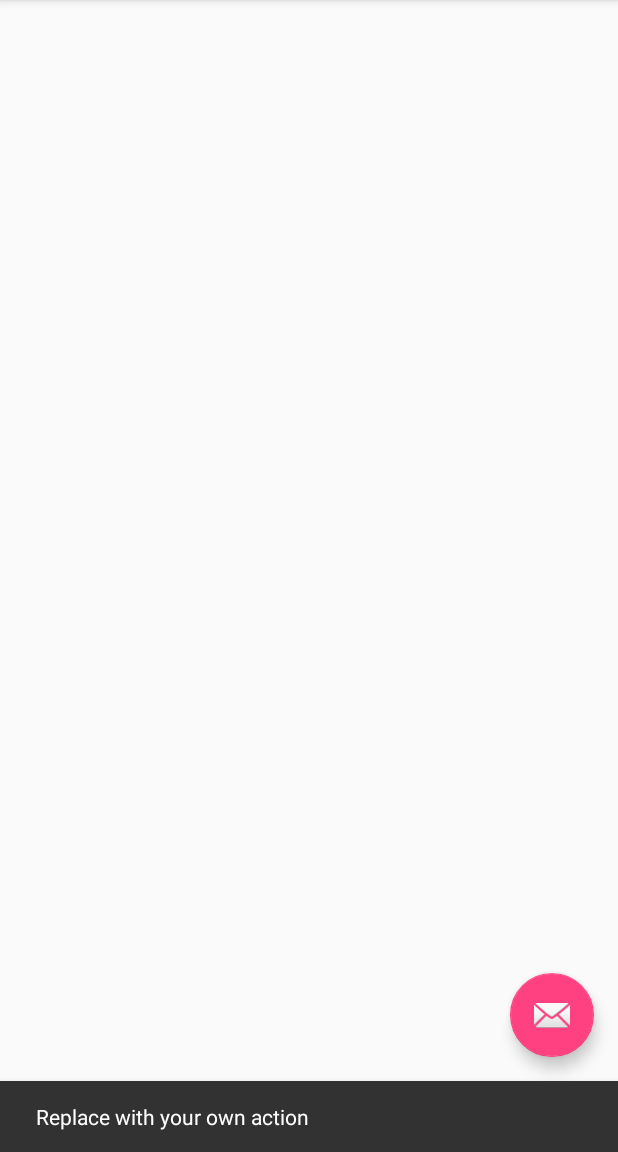
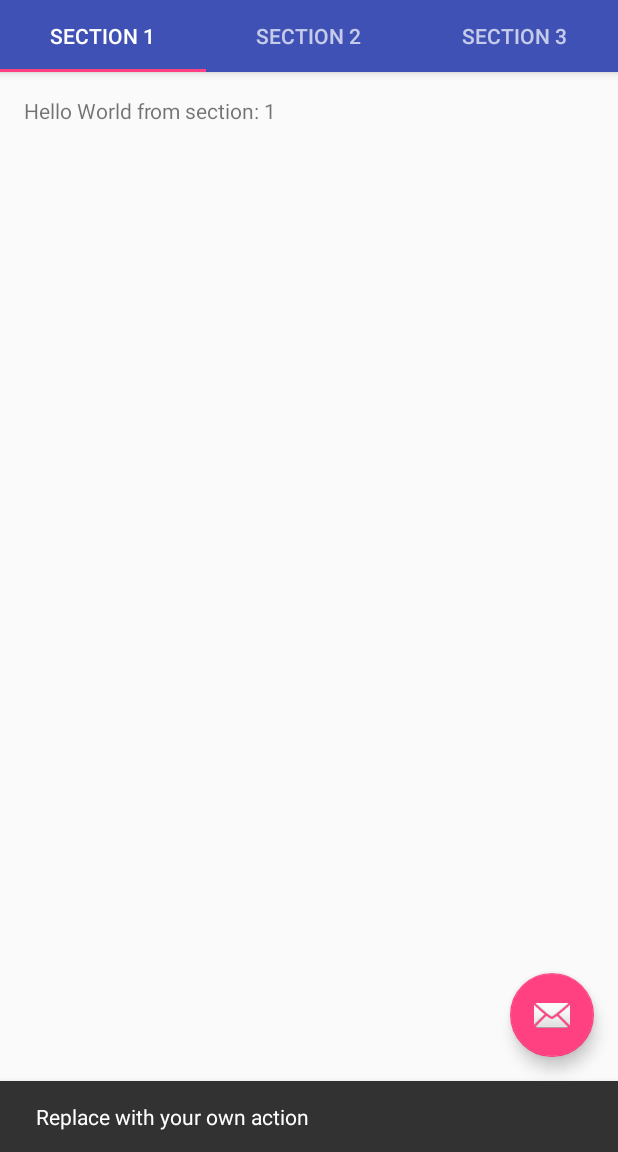
Before and after one commit to sticmac/CapSophia_SI3, an Android app: the screen it shows after launch (MainActivity), after a tap on an icon or button, on a phone screen of 412 x 824 dp, the part 84-1236 px from its top. Run offline under Robolectric (Android 15) with nearby library versions, the phone set to English and light mode, and no system bars.

Commit message:
Add tabs
Now the main views got basic tabs with a basic PlaceholderFragment saying "Hello World" for each tab.

```diff
--- a/app/src/main/java/fr/unice/polytech/si3/ihm/capsophia/MainActivity.java
+++ b/app/src/main/java/fr/unice/polytech/si3/ihm/capsophia/MainActivity.java
@@ -3,13 +3,32 @@ package fr.unice.polytech.si3.ihm.capsophia;
 import android.os.Bundle;
 import android.support.design.widget.FloatingActionButton;
 import android.support.design.widget.Snackbar;
+import android.support.design.widget.TabLayout;
+import android.support.v4.app.FragmentPagerAdapter;
+import android.support.v4.view.ViewPager;
 import android.support.v7.app.AppCompatActivity;
 import android.support.v7.widget.Toolbar;
 import android.view.View;
 import android.view.Menu;
 import android.view.MenuItem;
 
+import fr.unice.polytech.si3.ihm.capsophia.adapter.SectionsPagerAdapter;
+
 public class MainActivity extends AppCompatActivity {
+    /**
+     * The {@link android.support.v4.view.PagerAdapter} that will provide
+     * fragments for each of the sections. We use a
+     * {@link FragmentPagerAdapter} derivative, which will keep every
+     * loaded fragment in memory. If this becomes too memory intensive, it
+     * may be best to switch to a
+     * {@link android.support.v4.app.FragmentStatePagerAdapter}.
+     */
+    private SectionsPagerAdapter sectionsPagerAdapter;
+
+    /**
+     * The {@link ViewPager} that will host the section contents.
+     */
+    private ViewPager viewPager;
 
     @Override
     protected void onCreate(Bundle savedInstanceState) {
@@ -26,6 +45,18 @@ public class MainActivity extends AppCompatActivity {
                         .setAction("Action", null).show();
             }
         });
+
+        // Create the adapter that will return a fragment for each of the three
+        // primary sections of the activity.
+        sectionsPagerAdapter = new SectionsPagerAdapter(getSupportFragmentManager());
+
+        // Set up the ViewPager with the sections adapter.
+        viewPager = (ViewPager) findViewById(R.id.container);
+        viewPager.setAdapter(sectionsPagerAdapter);
+
+
+        TabLayout tabLayout = (TabLayout) findViewById(R.id.tabs);
+        tabLayout.setupWithViewPager(viewPager);
     }
 
     @Override
--- /dev/null
+++ b/app/src/main/java/fr/unice/polytech/si3/ihm/capsophia/adapter/SectionsPagerAdapter.java
@@ -0,0 +1,39 @@
+package fr.unice.polytech.si3.ihm.capsophia.adapter;
+
+import android.support.v4.app.Fragment;
+import android.support.v4.app.FragmentManager;
+import android.support.v4.app.FragmentPagerAdapter;
+
+import fr.unice.polytech.si3.ihm.capsophia.fragment.PlaceholderFragment;
+
+public class SectionsPagerAdapter extends FragmentPagerAdapter {
+    public SectionsPagerAdapter(FragmentManager fm) {
+            super(fm);
+        }
+
+        @Override
+        public Fragment getItem(int position) {
+            // getItem is called to instantiate the fragment for the given page.
+            // Return a PlaceholderFragment (defined as a static inner class below).
+            return PlaceholderFragment.newInstance(position + 1);
+        }
+
+        @Override
+        public int getCount() {
+            // Show 3 total pages.
+            return 3;
+        }
+
+        @Override
+        public CharSequence getPageTitle(int position) {
+            switch (position) {
+                case 0:
+                    return "SECTION 1";
+                case 1:
+                    return "SECTION 2";
+                case 2:
+                    return "SECTION 3";
+            }
+            return null;
+        }
+}
--- /dev/null
+++ b/app/src/main/java/fr/unice/polytech/si3/ihm/capsophia/fragment/PlaceholderFragment.java
@@ -0,0 +1,42 @@
+package fr.unice.polytech.si3.ihm.capsophia.fragment;
+
+import android.os.Bundle;
+import android.support.v4.app.Fragment;
+import android.view.LayoutInflater;
+import android.view.View;
+import android.view.ViewGroup;
+import android.widget.TextView;
+
+import fr.unice.polytech.si3.ihm.capsophia.R;
+
+public class PlaceholderFragment extends Fragment {
+    /**
+     * The fragment argument representing the section number for this
+     * fragment.
+     */
+    private static final String ARG_SECTION_NUMBER = "section_number";
+
+    public PlaceholderFragment() {
+    }
+
+    /**
+     * Returns a new instance of this fragment for the given section
+     * number.
+     */
+    public static PlaceholderFragment newInstance(int sectionNumber) {
+        PlaceholderFragment fragment = new PlaceholderFragment();
+        Bundle args = new Bundle();
+        args.putInt(ARG_SECTION_NUMBER, sectionNumber);
+        fragment.setArguments(args);
+        return fragment;
+    }
+
+    @Override
+    public View onCreateView(LayoutInflater inflater, ViewGroup container,
+                             Bundle savedInstanceState) {
+        View rootView = inflater.inflate(R.layout.fragment_main, container, false);
+        TextView textView = (TextView) rootView.findViewById(R.id.section_label);
+        textView.setText(getString(R.string.section_format, getArguments().getInt(ARG_SECTION_NUMBER)));
+        return rootView;
+    }
+}
--- a/app/src/main/res/layout/activity_main.xml
+++ b/app/src/main/res/layout/activity_main.xml
@@ -18,9 +18,15 @@
             android:background="?attr/colorPrimary"
             app:popupTheme="@style/AppTheme.PopupOverlay" />
 
+        <android.support.design.widget.TabLayout
+            android:id="@+id/tabs"
+            android:layout_width="match_parent"
+            android:layout_height="wrap_content" />
+
     </android.support.design.widget.AppBarLayout>
 
-    <include layout="@layout/content_main" />
+    <include layout="@layout/content_main"
+        android:id="@+id/container"/>
 
     <android.support.design.widget.FloatingActionButton
         android:id="@+id/fab"
--- a/app/src/main/res/layout/content_main.xml
+++ b/app/src/main/res/layout/content_main.xml
@@ -1,5 +1,5 @@
 <?xml version="1.0" encoding="utf-8"?>
-<android.support.constraint.ConstraintLayout xmlns:android="http://schemas.android.com/apk/res/android"
+<android.support.v4.view.ViewPager xmlns:android="http://schemas.android.com/apk/res/android"
     xmlns:app="http://schemas.android.com/apk/res-auto"
     xmlns:tools="http://schemas.android.com/tools"
     android:layout_width="match_parent"
@@ -8,4 +8,4 @@
     tools:context="fr.unice.polytech.si3.ihm.capsophia.MainActivity"
     tools:showIn="@layout/activity_main">
 
-</android.support.constraint.ConstraintLayout>
+</android.support.v4.view.ViewPager>
--- /dev/null
+++ b/app/src/main/res/layout/fragment_main.xml
@@ -0,0 +1,16 @@
+<RelativeLayout xmlns:android="http://schemas.android.com/apk/res/android"
+    xmlns:tools="http://schemas.android.com/tools"
+    android:layout_width="match_parent"
+    android:layout_height="match_parent"
+    android:paddingBottom="@dimen/activity_vertical_margin"
+    android:paddingLeft="@dimen/activity_horizontal_margin"
+    android:paddingRight="@dimen/activity_horizontal_margin"
+    android:paddingTop="@dimen/activity_vertical_margin"
+    tools:context="fr.unice.polytech.si3.ihm.capsophia.fragment.PlaceholderFragment">
+
+    <TextView
+        android:id="@+id/section_label"
+        android:layout_width="wrap_content"
+        android:layout_height="wrap_content" />
+
+</RelativeLayout>
--- a/app/src/main/res/values/dimens.xml
+++ b/app/src/main/res/values/dimens.xml
@@ -1,3 +1,7 @@
 <resources>
     <dimen name="fab_margin">16dp</dimen>
+    <dimen name="activity_horizontal_margin">16dp</dimen>
+    <dimen name="activity_vertical_margin">16dp</dimen>
+    <dimen name="appbar_padding_top">8dp</dimen>
+    <dimen name="news_column_width">150dp</dimen>
 </resources>
--- a/app/src/main/res/values/strings.xml
+++ b/app/src/main/res/values/strings.xml
@@ -1,4 +1,6 @@
 <resources>
     <string name="app_name">Cap Sophia</string>
     <string name="action_settings">Settings</string>
+    <string name="section_format">Hello World from section: %1$d</string>
+    <string name="best_text">Miaou</string>
 </resources>
```
